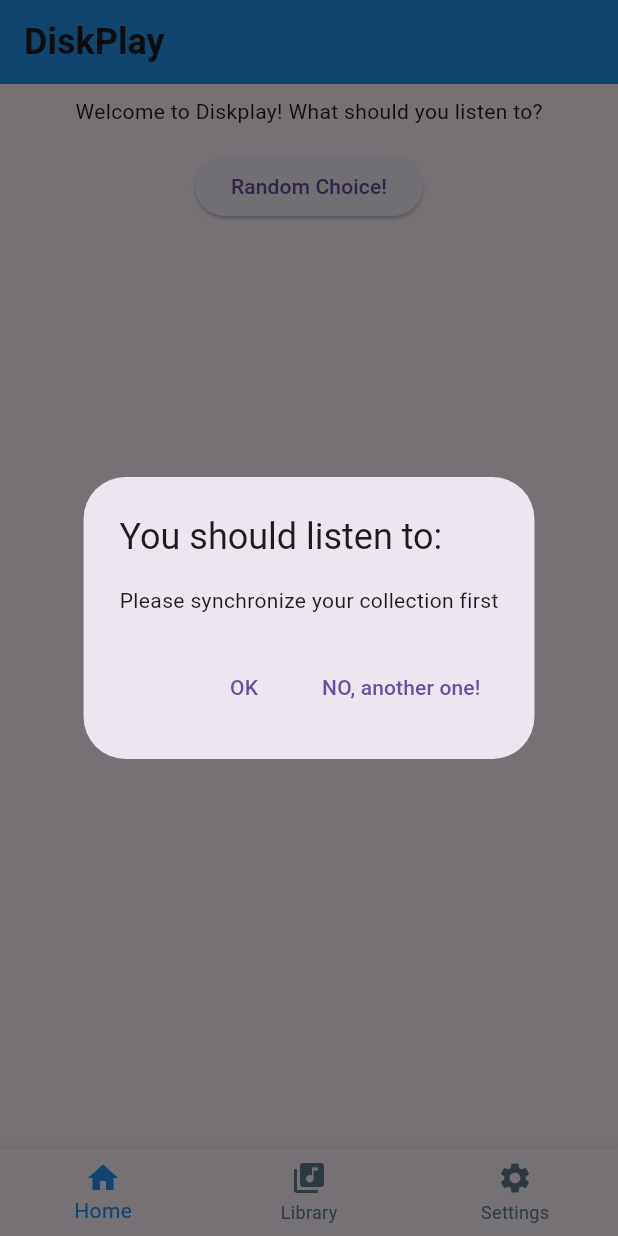
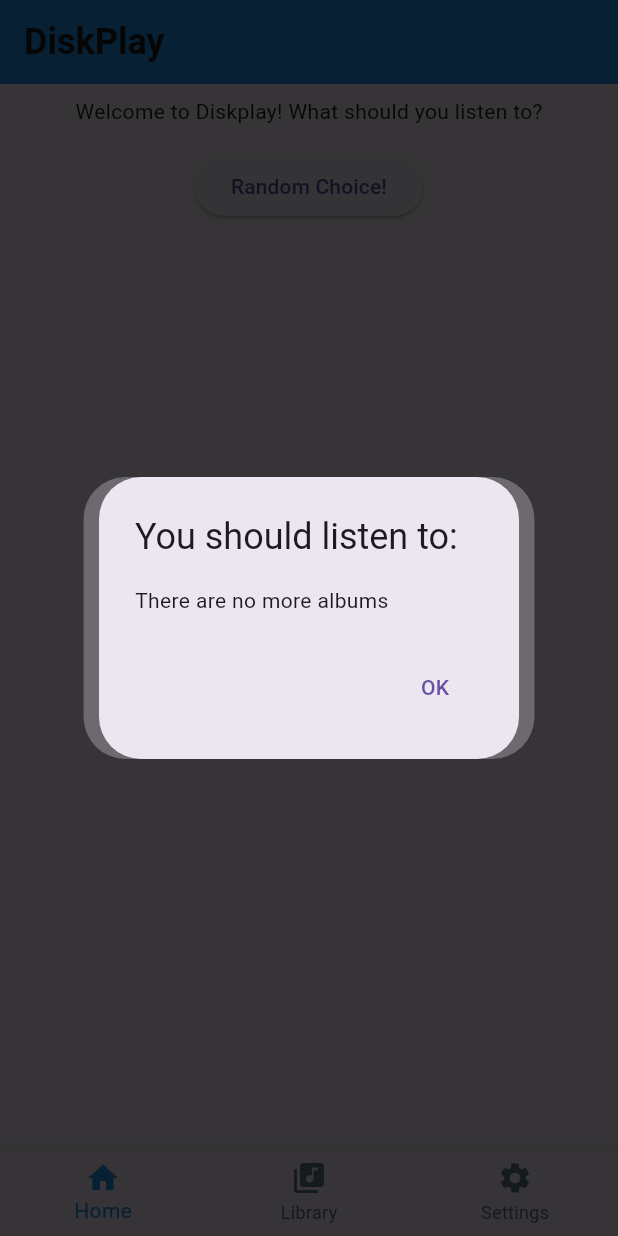
Before and after one commit to Giusep502/diskplay, a Flutter app: the screen it shows after launch, after a tap on "Random Choice!", on a phone screen of 412 x 824 dp. Run offline on Flutter 3.47's test engine with Material 3 defaults, Android fonts, the phone set to English and light mode, and no system bars; our stand-ins replace diacritic, flutter_cache_manager, hive, hive_flutter; accounts and stored records are empty.

Commit message:
fixed alerts

```diff
--- a/lib/src/screens/home_screen.dart
+++ b/lib/src/screens/home_screen.dart
@@ -1,3 +1,4 @@
+import 'package:diskplay_app/src/models/collection_album.dart';
 import 'package:flutter/material.dart';
 
 import '../services/collection_service.dart';
@@ -15,29 +16,33 @@ class _HomeScreenState extends State<HomeScreen> {
   final _collectionService = CollectionService();
   final _moodsService = MoodsService();
 
-  void _showAlert(String message, String? imgUrl) {
+  void _showMessage(String message) {
     showDialog(
         context: context,
         builder: (BuildContext context) {
           return SuggestionAlert(
             message: message,
-            onPressedRandom: _onPressedRandom,
-            imgUrl: imgUrl,
           );
         });
   }
 
-  void _showMoodAlert(String message, String? imgUrl, String mood) {
+  void _showAlert(List<DbCollectionAlbum> albums) {
+    final album = albums.isNotEmpty ? albums[0] : null;
+    if (album != null) {
+      final message = '${album.artist} - ${album.title}';
+      final imgUrl = album.thumbUrl;
       showDialog(
           context: context,
           builder: (BuildContext context) {
             return SuggestionAlert(
-            title: mood,
               message: message,
-            onPressedRandom: () => _getAlbumOfMood(mood),
+              onPressedRandom: () => _showAlert(albums.sublist(1)),
               imgUrl: imgUrl,
             );
           });
+    } else {
+      _showMessage('There are no more albums');
+    }
   }
 
   void _onPressedRandom() async {
@@ -46,23 +51,18 @@ class _HomeScreenState extends State<HomeScreen> {
         .expand((element) => element)
         .toList();
     if (flatCollection.isEmpty) {
-      _showAlert('Please synchronize your collection first', null);
+      _showMessage('Please synchronize your collection first');
     }
     flatCollection.shuffle();
-    _showAlert('${flatCollection[0].artist} - ${flatCollection[0].title}',
-        flatCollection[0].thumbUrl);
+    _showAlert(flatCollection.cast());
   }
 
   void _getAlbumOfMood(String mood) {
     final albums = _moodsService.getAlbumsByMood(mood);
     albums.shuffle();
-    final album = albums.isNotEmpty ? albums[0] : null;
-    if (album != null) {
-      final albumInfo =
-          _collectionService.getAbumByTitleArtist(album.title, album.artist);
-      _showMoodAlert(
-          '${album.artist} - ${album.title}', albumInfo.thumbUrl, mood);
-    }
+    final moodAlbums = albums.map((album) =>
+        _collectionService.getAbumByTitleArtist(album.title, album.artist));
+    _showAlert(moodAlbums.toList());
   }
 
   @override
```
Lines whose indentation alone changed are shown as unchanged.
